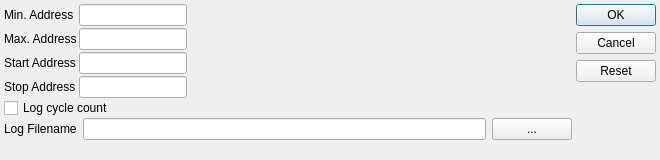
This is src/logfil.ui in aladur/flexemu as Qt 5 draws it before an edit. The edited form follows.
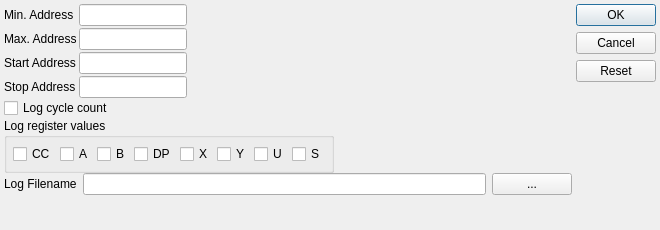
This is the edited form.

Commit message:
flexemu: Optionally log CPU register values.
- When configuring CPU logging any combination of CPU registers can be
  logged.

What changed in the file:
```diff
--- a/src/logfil.ui
+++ b/src/logfil.ui
@@ -10,7 +10,7 @@
     <x>0</x>
     <y>0</y>
     <width>660</width>
-    <height>160</height>
+    <height>230</height>
    </rect>
   </property>
   <property name="sizePolicy">
@@ -21,8 +21,8 @@
   </property>
   <property name="minimumSize">
    <size>
-    <width>400</width>
-    <height>160</height>
+    <width>425</width>
+    <height>230</height>
    </size>
   </property>
   <property name="windowTitle">
@@ -172,6 +172,95 @@
        </property>
       </widget>
      </item>
+     <item>
+      <widget class="QGroupBox" name="g_logRegisters">
+       <property name="sizePolicy">
+        <sizepolicy hsizetype="Maximum" vsizetype="Maximum">
+         <horstretch>0</horstretch>
+         <verstretch>0</verstretch>
+        </sizepolicy>
+       </property>
+       <property name="title">
+        <string>Log register values</string>
+       </property>
+       <layout class="QGridLayout" name="gridLayout">
+        <property name="leftMargin">
+         <number>6</number>
+        </property>
+        <property name="topMargin">
+         <number>6</number>
+        </property>
+        <property name="rightMargin">
+         <number>6</number>
+        </property>
+        <property name="bottomMargin">
+         <number>6</number>
+        </property>
+        <property name="horizontalSpacing">
+         <number>4</number>
+        </property>
+        <property name="verticalSpacing">
+         <number>2</number>
+        </property>
+        <item row="0" column="0">
+         <widget class="QCheckBox" name="c_reg_cc">
+          <property name="text">
+           <string>CC</string>
+          </property>
+         </widget>
+        </item>
+        <item row="0" column="1">
+         <widget class="QCheckBox" name="c_reg_a">
+          <property name="text">
+           <string>A</string>
+          </property>
+         </widget>
+        </item>
+        <item row="0" column="2">
+         <widget class="QCheckBox" name="c_reg_b">
+          <property name="text">
+           <string>B</string>
+          </property>
+         </widget>
+        </item>
+        <item row="0" column="3">
+         <widget class="QCheckBox" name="c_reg_dp">
+          <property name="text">
+           <string>DP</string>
+          </property>
+         </widget>
+        </item>
+        <item row="0" column="4">
+         <widget class="QCheckBox" name="c_reg_x">
+          <property name="text">
+           <string>X</string>
+          </property>
+         </widget>
+        </item>
+        <item row="0" column="5">
+         <widget class="QCheckBox" name="c_reg_y">
+          <property name="text">
+           <string>Y</string>
+          </property>
+         </widget>
+        </item>
+        <item row="0" column="6">
+         <widget class="QCheckBox" name="c_reg_u">
+          <property name="text">
+           <string>U</string>
+          </property>
+         </widget>
+        </item>
+        <item row="0" column="7">
+         <widget class="QCheckBox" name="c_reg_s">
+          <property name="text">
+           <string>S</string>
+          </property>
+         </widget>
+        </item>
+       </layout>
+      </widget>
+     </item>
      <item>
       <layout class="QHBoxLayout" name="horizontalLayout_3" stretch="0,1,0">
        <property name="spacing">
```
The commit also changes 6 other files.
